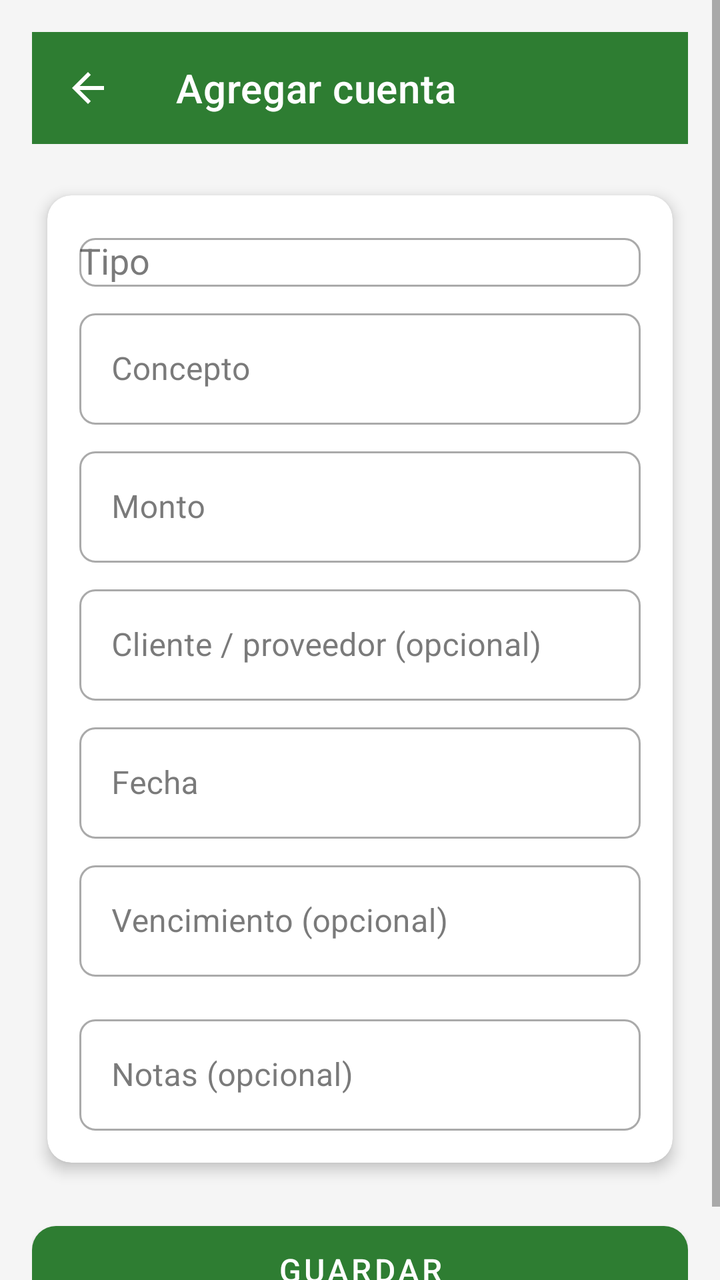
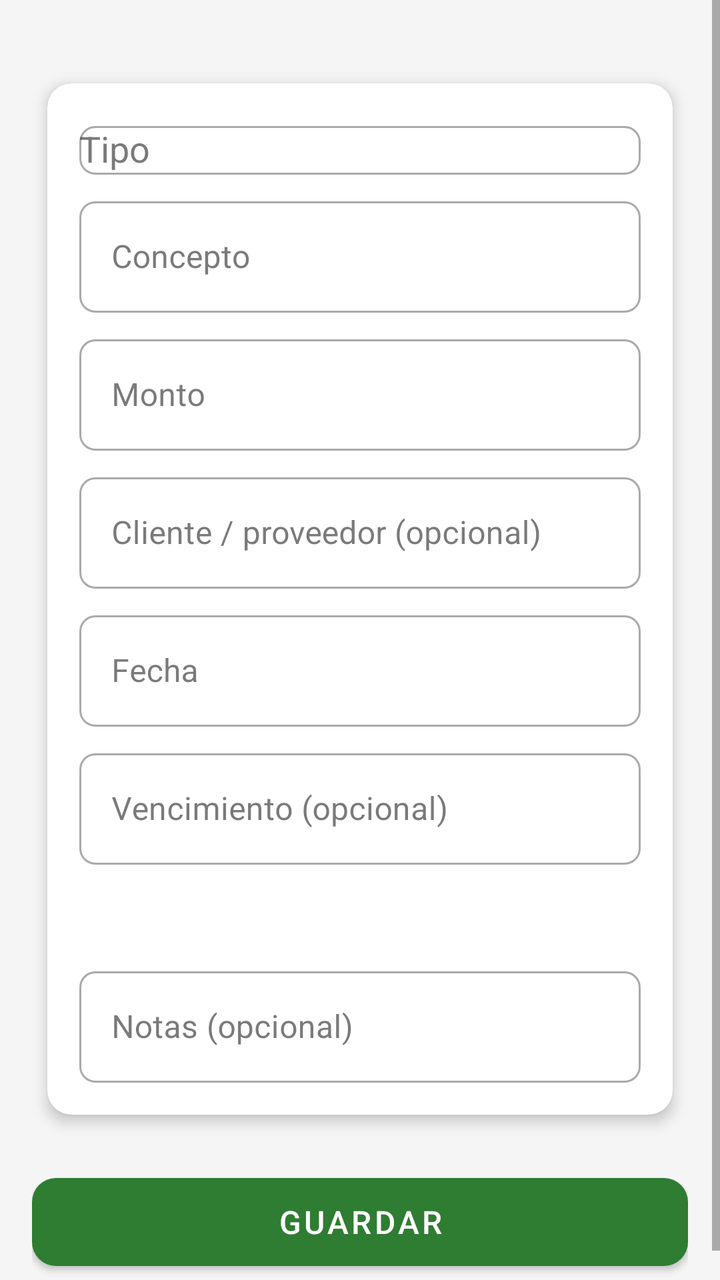

Compare the two renders of this Android layout. The source of the first and the diff that turns it into the second are given below.
<!-- AndroidManifest.xml: application theme Theme.OasisCheck -->
<!-- res/layout/activity_agregar_cuenta.xml -->
<?xml version="1.0" encoding="utf-8"?>
<ScrollView
    xmlns:android="http://schemas.android.com/apk/res/android"
    xmlns:app="http://schemas.android.com/apk/res-auto"
    android:layout_width="match_parent"
    android:layout_height="match_parent"
    android:background="@color/background">

    <LinearLayout
        android:layout_width="match_parent"
        android:layout_height="wrap_content"
        android:orientation="vertical"
        android:padding="16dp">

        <com.google.android.material.appbar.MaterialToolbar
            android:id="@+id/toolbar"
            android:layout_width="match_parent"
            android:layout_height="?attr/actionBarSize"
            android:background="@color/green_primary"
            app:navigationIcon="@drawable/ic_back"
            app:navigationIconTint="@color/white"
            app:title="@string/agregar_cuenta"
            app:titleTextColor="@color/white" />

        <androidx.cardview.widget.CardView
            style="@style/CardStyle"
            android:layout_width="match_parent"
            android:layout_height="wrap_content"
            android:layout_marginTop="16dp">

            <LinearLayout
                android:layout_width="match_parent"
                android:layout_height="wrap_content"
                android:orientation="vertical"
                android:padding="16dp">

                <com.google.android.material.textfield.TextInputLayout
                    style="@style/InputStyle"
                    android:layout_width="match_parent"
                    android:layout_height="wrap_content"
                    android:hint="@string/tipo">

                    <com.google.android.material.textfield.MaterialAutoCompleteTextView
                        android:id="@+id/spinner_tipo"
                        android:layout_width="match_parent"
                        android:layout_height="wrap_content"
                        android:inputType="none" />
                </com.google.android.material.textfield.TextInputLayout>

                <com.google.android.material.textfield.TextInputLayout
                    style="@style/InputStyle"
                    android:layout_width="match_parent"
                    android:layout_height="wrap_content"
                    android:layout_marginTop="8dp"
                    android:hint="@string/concepto">

                    <com.google.android.material.textfield.TextInputEditText
                        android:id="@+id/et_concepto"
                        android:layout_width="match_parent"
                        android:layout_height="wrap_content"
                        android:inputType="text" />
                </com.google.android.material.textfield.TextInputLayout>

                <com.google.android.material.textfield.TextInputLayout
                    style="@style/InputStyle"
                    android:layout_width="match_parent"
                    android:layout_height="wrap_content"
                    android:layout_marginTop="8dp"
                    android:hint="@string/monto"
                    app:prefixText="$">

                    <com.google.android.material.textfield.TextInputEditText
                        android:id="@+id/et_monto"
                        android:layout_width="match_parent"
                        android:layout_height="wrap_content"
                        android:inputType="numberDecimal" />
                </com.google.android.material.textfield.TextInputLayout>

                <com.google.android.material.textfield.TextInputLayout
                    style="@style/InputStyle"
                    android:layout_width="match_parent"
                    android:layout_height="wrap_content"
                    android:layout_marginTop="8dp"
                    android:hint="@string/cliente_proveedor_opcional">

                    <com.google.android.material.textfield.TextInputEditText
                        android:id="@+id/et_persona"
                        android:layout_width="match_parent"
                        android:layout_height="wrap_content"
                        android:inputType="textPersonName" />
                </com.google.android.material.textfield.TextInputLayout>

                <com.google.android.material.textfield.TextInputLayout
                    style="@style/InputStyle"
                    android:layout_width="match_parent"
                    android:layout_height="wrap_content"
                    android:layout_marginTop="8dp"
                    android:hint="@string/fecha">

                    <com.google.android.material.textfield.TextInputEditText
                        android:id="@+id/et_fecha"
                        android:layout_width="match_parent"
                        android:layout_height="wrap_content"
                        android:clickable="true"
                        android:focusable="false" />
                </com.google.android.material.textfield.TextInputLayout>

                <com.google.android.material.textfield.TextInputLayout
                    style="@style/InputStyle"
                    android:layout_width="match_parent"
                    android:layout_height="wrap_content"
                    android:layout_marginTop="8dp"
                    android:hint="@string/vencimiento_opcional">

                    <com.google.android.material.textfield.TextInputEditText
                        android:id="@+id/et_vencimiento"
                        android:layout_width="match_parent"
                        android:layout_height="wrap_content"
                        android:clickable="true"
                        android:focusable="false" />
                </com.google.android.material.textfield.TextInputLayout>

                <com.google.android.material.materialswitch.MaterialSwitch
                    android:id="@+id/switch_pagada"
                    android:layout_width="match_parent"
                    android:layout_height="wrap_content"
                    android:layout_marginTop="8dp"
                    android:text="@string/pagada_cobrada" />

                <com.google.android.material.textfield.TextInputLayout
                    style="@style/InputStyle"
                    android:layout_width="match_parent"
                    android:layout_height="wrap_content"
                    android:layout_marginTop="8dp"
                    android:hint="@string/notas_opcional">

                    <com.google.android.material.textfield.TextInputEditText
                        android:id="@+id/et_notas"
                        android:layout_width="match_parent"
                        android:layout_height="wrap_content"
                        android:inputType="textMultiLine"
                        android:minLines="1" />
                </com.google.android.material.textfield.TextInputLayout>
            </LinearLayout>
        </androidx.cardview.widget.CardView>

        <com.google.android.material.button.MaterialButton
            android:id="@+id/btn_guardar"
            android:layout_width="match_parent"
            android:layout_height="56dp"
            android:layout_marginTop="16dp"
            android:text="@string/guardar"
            android:textSize="16sp"
            app:backgroundTint="@color/green_primary"
            app:cornerRadius="12dp" />

        <com.google.android.material.button.MaterialButton
            android:id="@+id/btn_eliminar"
            style="@style/Widget.MaterialComponents.Button.OutlinedButton"
            android:layout_width="match_parent"
            android:layout_height="56dp"
            android:layout_marginTop="8dp"
            android:text="@string/eliminar"
            android:textColor="@color/red"
            android:visibility="gone"
            app:cornerRadius="12dp"
            app:strokeColor="@color/red" />
    </LinearLayout>
</ScrollView>
<!-- resources referenced by this layout -->
<resources>
  <color name="background">#F5F5F5</color>
  <color name="green_primary">#2E7D32</color>
  <color name="red">#F44336</color>
  <color name="white">#FFFFFF</color>
  <!-- drawable ic_back (drawable) -->
  <?xml version="1.0" encoding="utf-8"?>
  <vector xmlns:android="http://schemas.android.com/apk/res/android"
      android:width="24dp"
      android:height="24dp"
      android:viewportWidth="24"
      android:viewportHeight="24"
      android:tint="?attr/colorControlNormal">
      <path
          android:fillColor="@android:color/white"
          android:pathData="M20,11H7.83l5.59,-5.59L12,4l-8,8 8,8 1.41,-1.41L7.83,13H20v-2z"/>
  </vector>
  <string name="agregar_cuenta">Agregar cuenta</string>
  <string name="cliente_proveedor_opcional">Cliente / proveedor (opcional)</string>
  <string name="concepto">Concepto</string>
  <string name="eliminar">Eliminar</string>
  <string name="fecha">Fecha</string>
  <string name="guardar">Guardar</string>
  <string name="monto">Monto</string>
  <string name="notas_opcional">Notas (opcional)</string>
  <string name="pagada_cobrada">Pagada / cobrada</string>
  <string name="tipo">Tipo</string>
  <string name="vencimiento_opcional">Vencimiento (opcional)</string>
  <style name="CardStyle">
          <item name="cardCornerRadius">12dp</item>
          <item name="cardElevation">4dp</item>
          <item name="cardUseCompatPadding">true</item>
      </style>
  <style name="InputStyle" parent="Widget.MaterialComponents.TextInputLayout.OutlinedBox">
          <item name="boxCornerRadiusTopStart">8dp</item>
          <item name="boxCornerRadiusTopEnd">8dp</item>
          <item name="boxCornerRadiusBottomStart">8dp</item>
          <item name="boxCornerRadiusBottomEnd">8dp</item>
      </style>
  <style name="Theme.OasisCheck" parent="Theme.MaterialComponents.DayNight.DarkActionBar">
          <item name="colorPrimary">@color/green_primary</item>
          <item name="colorPrimaryDark">@color/green_primary_dark</item>
          <item name="colorAccent">@color/green_accent</item>
          <item name="colorSecondary">@color/green_accent</item>
          <item name="colorOnSurface">@color/text_primary</item>
          <item name="android:statusBarColor">@color/green_primary_dark</item>
      </style>
  <color name="green_primary_dark">#1B5E20</color>
  <color name="green_accent">#66BB6A</color>
  <color name="text_primary">#212121</color>
</resources>

<!-- the commit's change to res/layout/activity_agregar_cuenta.xml (unified diff, before → after) -->
@@ -12,15 +12,7 @@
         android:orientation="vertical"
         android:padding="16dp">
 
-        <com.google.android.material.appbar.MaterialToolbar
-            android:id="@+id/toolbar"
-            android:layout_width="match_parent"
-            android:layout_height="?attr/actionBarSize"
-            android:background="@color/green_primary"
-            app:navigationIcon="@drawable/ic_back"
-            app:navigationIconTint="@color/white"
-            app:title="@string/agregar_cuenta"
-            app:titleTextColor="@color/white" />
+
 
         <androidx.cardview.widget.CardView
             style="@style/CardStyle"
@@ -125,7 +117,9 @@
                     android:layout_width="match_parent"
                     android:layout_height="wrap_content"
                     android:layout_marginTop="8dp"
-                    android:text="@string/pagada_cobrada" />
+                    android:textOn=""
+                    android:textOff=""
+                    app:showText="false" />
 
                 <com.google.android.material.textfield.TextInputLayout
                     style="@style/InputStyle"
<!-- resource entries referenced after the edit -->
@@ -3,20 +3,6 @@
   <color name="background">#F5F5F5</color>
   <color name="green_primary">#2E7D32</color>
   <color name="red">#F44336</color>
-  <color name="white">#FFFFFF</color>
-  <!-- drawable ic_back (drawable) -->
-  <?xml version="1.0" encoding="utf-8"?>
-  <vector xmlns:android="http://schemas.android.com/apk/res/android"
-      android:width="24dp"
-      android:height="24dp"
-      android:viewportWidth="24"
-      android:viewportHeight="24"
-      android:tint="?attr/colorControlNormal">
-      <path
-          android:fillColor="@android:color/white"
-          android:pathData="M20,11H7.83l5.59,-5.59L12,4l-8,8 8,8 1.41,-1.41L7.83,13H20v-2z"/>
-  </vector>
-  <string name="agregar_cuenta">Agregar cuenta</string>
   <string name="cliente_proveedor_opcional">Cliente / proveedor (opcional)</string>
   <string name="concepto">Concepto</string>
   <string name="eliminar">Eliminar</string>
@@ -24,7 +10,6 @@
   <string name="guardar">Guardar</string>
   <string name="monto">Monto</string>
   <string name="notas_opcional">Notas (opcional)</string>
-  <string name="pagada_cobrada">Pagada / cobrada</string>
   <string name="tipo">Tipo</string>
   <string name="vencimiento_opcional">Vencimiento (opcional)</string>
   <style name="CardStyle">
@@ -38,16 +23,15 @@
           <item name="boxCornerRadiusBottomStart">8dp</item>
           <item name="boxCornerRadiusBottomEnd">8dp</item>
       </style>
-  <style name="Theme.OasisCheck" parent="Theme.MaterialComponents.DayNight.DarkActionBar">
-          <item name="colorPrimary">@color/green_primary</item>
-          <item name="colorPrimaryDark">@color/green_primary_dark</item>
-          <item name="colorAccent">@color/green_accent</item>
-          <item name="colorSecondary">@color/green_accent</item>
+  <style name="Theme.OasisCheck" parent="Theme.MaterialComponents.DayNight.NoActionBar">
+          <item name="colorPrimary">@color/purple</item>
+          <item name="colorPrimaryDark">#6A1B9A</item>
+          <item name="colorAccent">#FF4081</item>
+          <item name="colorSecondary">#FF4081</item>
           <item name="colorOnSurface">@color/text_primary</item>
-          <item name="android:statusBarColor">@color/green_primary_dark</item>
+          <item name="android:statusBarColor">#6A1B9A</item>
       </style>
-  <color name="green_primary_dark">#1B5E20</color>
-  <color name="green_accent">#66BB6A</color>
+  <color name="purple">#9C27B0</color>
   <color name="text_primary">#212121</color>
 </resources>
 
